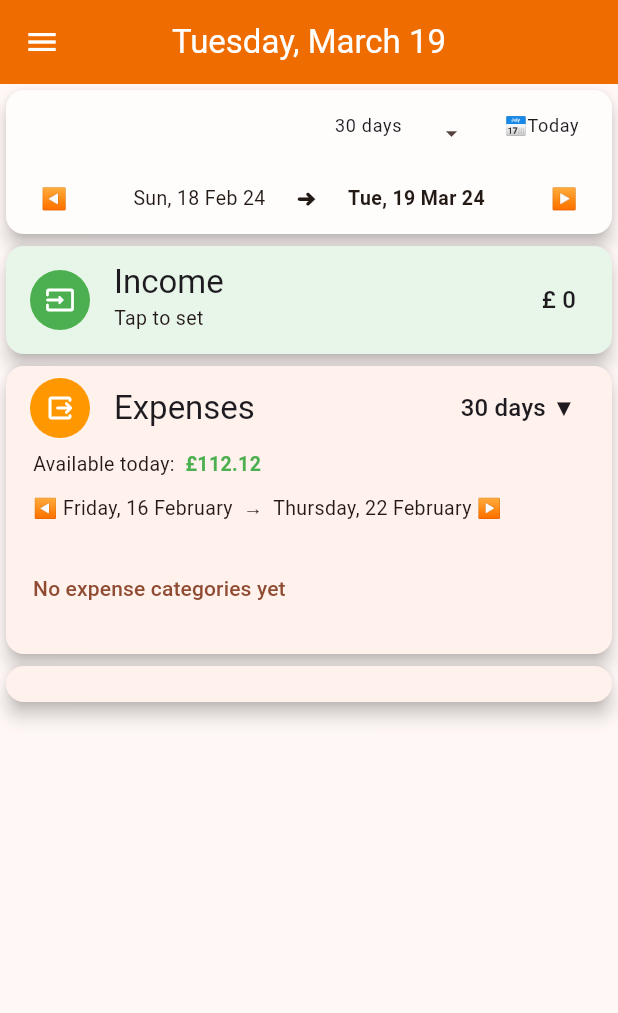
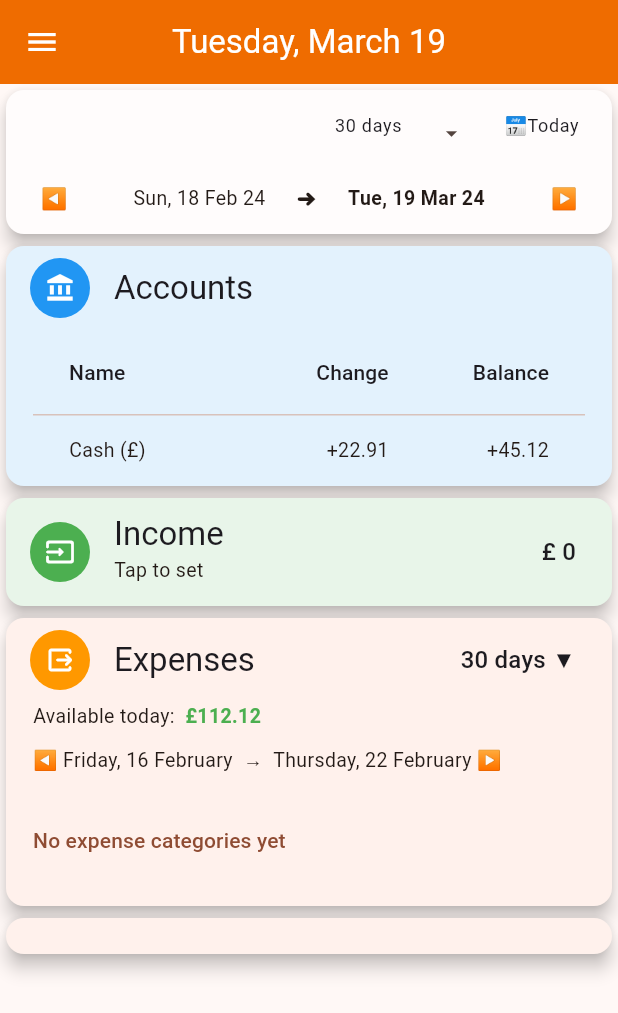
Before and after one commit to stivlo/budget, a Flutter app: the screen it shows after launch, after a tap on "USD", after a tap on the "arrow drop up" icon, after a tap on "Next >", on a phone screen of 412 x 824 dp. Shown: the top 1013 px of the screen. Run offline on Flutter 3.47's test engine with Material 3 defaults, Android fonts, the phone set to English and light mode, and no system bars; our stand-ins replace shared_preferences; missing offline and left inert: workmanager.

Commit message:
Added accounts widget (WiP) and navigation to create account screen (WiP)

```diff
--- a/lib/main.dart
+++ b/lib/main.dart
@@ -1,7 +1,5 @@
 import 'dart:convert';
 
-import 'package:budget/provider/currency_provider.dart';
-import 'package:budget/provider/date_range_provider.dart';
 import 'package:flutter/material.dart';
 import 'package:provider/provider.dart';
 import 'package:shared_preferences/shared_preferences.dart';
@@ -9,6 +7,9 @@ import 'package:workmanager/workmanager.dart';
 
 import 'helper/date_time_helper.dart';
 import 'model/currency.dart';
+import 'provider/currency_provider.dart';
+import 'provider/date_range_provider.dart';
+import 'screen/create_account_screen.dart';
 import 'screen/currency_screen.dart';
 import 'screen/home_screen.dart';
 
@@ -60,6 +61,7 @@ class MyApp extends StatelessWidget {
         ],
         child: Consumer<CurrencyProvider>(
           builder: (ctx, currencyProvider, _) => MaterialApp(
+            debugShowCheckedModeBanner: false,
             title: 'Budget Pilot',
             theme: themeData(ctx),
             home: buildHomeScreen(currencyProvider),
@@ -73,7 +75,8 @@ class MyApp extends StatelessWidget {
                                 currencyProvider,
                                 currencySnapshot.data,
                               ),
-                  )
+                  ),
+              CreateAccountScreen.routeName: (_) => const CreateAccountScreen(),
             },
           ),
         ),
--- /dev/null
+++ b/lib/screen/create_account_screen.dart
@@ -0,0 +1,16 @@
+import 'package:flutter/material.dart';
+
+class CreateAccountScreen extends StatelessWidget {
+  const CreateAccountScreen({super.key});
+
+  static const routeName = '/create-account-screen';
+
+  @override
+  Widget build(BuildContext context) {
+    return Scaffold(
+      appBar: AppBar(
+        title: const Text('Create New Account'),
+      ),
+    );
+  }
+}
--- a/lib/screen/home_screen.dart
+++ b/lib/screen/home_screen.dart
@@ -1,11 +1,12 @@
-import 'package:budget/helper/date_time_helper.dart';
-import 'package:budget/widget/cron_test.dart';
-import 'package:budget/widget/date_range_widget.dart';
-import 'package:budget/widget/expenses_home.dart';
-import 'package:budget/widget/income_home.dart';
 import 'package:flutter/material.dart';
 
+import '../helper/date_time_helper.dart';
 import '../provider/currency_provider.dart';
+import '../widget/accounts_home.dart';
+import '../widget/cron_test.dart';
+import '../widget/date_range_widget.dart';
+import '../widget/expenses_home.dart';
+import '../widget/income_home.dart';
 import '../widget/popup_menu.dart';
 
 class HomeScreen extends StatelessWidget {
@@ -27,6 +28,7 @@ class HomeScreen extends StatelessWidget {
           child: Column(
             children: [
               DateRangeWidget(),
+              AccountsHome(),
               IncomeHome(),
               ExpensesHome(),
               CronTest(),
--- /dev/null
+++ b/lib/widget/accounts_home.dart
@@ -0,0 +1,82 @@
+import 'package:flutter/material.dart';
+
+import '../screen/create_account_screen.dart';
+import 'circle_icon.dart';
+
+class AccountsHome extends StatefulWidget {
+  const AccountsHome({super.key});
+
+  @override
+  State<AccountsHome> createState() => _AccountsHomeState();
+}
+
+class _AccountsHomeState extends State<AccountsHome> {
+  bool _createNewAccountButton = false;
+
+  @override
+  Widget build(BuildContext context) {
+    return Card(
+        elevation: 5,
+        color: Colors.blue[50],
+        child: Column(
+          children: [
+            Stack(
+              children: [
+                ListTile(
+                  onTap: () {
+                    setState(() {
+                      _createNewAccountButton = !_createNewAccountButton;
+                    });
+                  },
+                  leading: const CircleIcon(Icons.account_balance, Colors.blue),
+                  title: Text(
+                    'Accounts',
+                    style: Theme.of(context).textTheme.titleLarge,
+                  ),
+                ),
+                if (_createNewAccountButton)
+                  Positioned(
+                    top: 5,
+                    left: 180,
+                    child: TextButton(
+                      onPressed: () {
+                        Navigator.of(context).pushNamed(CreateAccountScreen.routeName);
+                      },
+                      style: ButtonStyle(
+                        backgroundColor: MaterialStateProperty.all(Colors.blue),
+                        fixedSize: MaterialStateProperty.all(
+                          const Size.fromWidth(160),
+                        ),
+                      ),
+                      child: const Text(
+                        'Create New Account',
+                        style: TextStyle(color: Colors.white),
+                      ),
+                    ),
+                  ),
+              ],
+            ),
+            Padding(
+              padding: const EdgeInsets.symmetric(horizontal: 18),
+              child: DataTable(
+                // border: TableBorder.all(),
+                columns: const [
+                  DataColumn(label: Text('Name')),
+                  DataColumn(label: Text('Change'), numeric: true),
+                  DataColumn(label: Text('Balance'), numeric: true),
+                ],
+                rows: const [
+                  DataRow(
+                    cells: [
+                      DataCell(Text('Cash (£)')),
+                      DataCell(Text('+22.91')),
+                      DataCell(Text('+45.12')),
+                    ],
+                  )
+                ],
+              ),
+            ),
+          ],
+        ));
+  }
+}
--- a/lib/widget/income_home.dart
+++ b/lib/widget/income_home.dart
@@ -10,12 +10,15 @@ class IncomeHome extends StatelessWidget {
     return Card(
         elevation: 5,
         color: Colors.green[50],
-      child: ListTile(
+        child: Column(
+          children: [
+            ListTile(
               leading: const CircleIcon(Icons.input_rounded, Colors.green),
               title: Text('Income', style: Theme.of(context).textTheme.titleLarge),
               subtitle: Text('Tap to set', style: Theme.of(context).textTheme.bodyMedium),
               trailing: Text('£ 0', style: Theme.of(context).textTheme.titleMedium),
             ),
-    );
+          ],
+        ));
   }
 }
```
Lines whose indentation alone changed are shown as unchanged.
